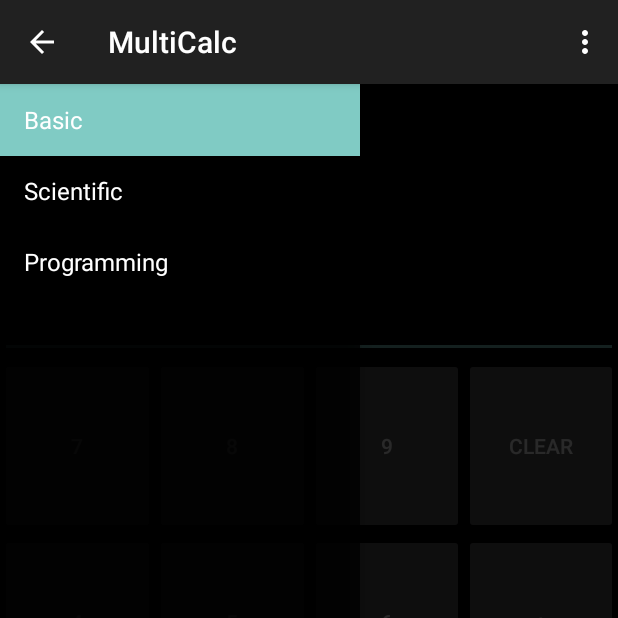
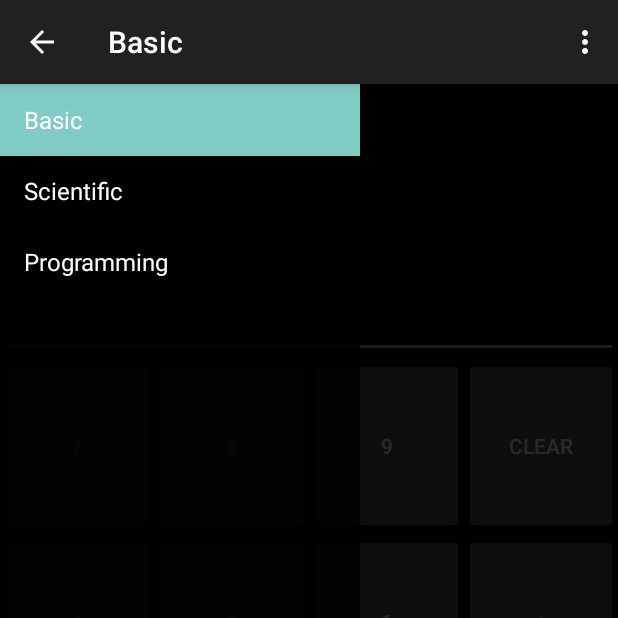
Before and after one commit to LivInTheLookingGlass/MultiCalc, an Android app: the screen it shows after launch (MainActivity), on a phone screen of 412 x 824 dp, the top half of it. Run offline under Robolectric (Android 15) with nearby library versions, the phone set to English and light mode, and no system bars; 2 statements that could not run were skipped.

Commit message:
Title changes on view switch

```diff
--- a/app/src/main/java/io/github/gappleto97/multicalc/MainActivity.java
+++ b/app/src/main/java/io/github/gappleto97/multicalc/MainActivity.java
@@ -39,7 +39,7 @@
 
         mNavigationDrawerFragment = (NavigationDrawerFragment)
                 getSupportFragmentManager().findFragmentById(R.id.navigation_drawer);
-        mTitle = getTitle();
+        //mTitle = getTitle();
 
         // Set up the drawer.
         mNavigationDrawerFragment.setUp(
@@ -49,6 +49,7 @@
         showResult = (EditText)findViewById(R.id.result_id);
 
         mBasic = (LinearLayout)findViewById(R.id.background_basic);
+        setTitle(mTitle);
         //mScientific.setVisibility(View.GONE);
         //mProgrammatic.setVisibility(View.GONE);
     }
@@ -83,13 +84,13 @@
                 //mProgrammatic.setVisibility(View.VISIBLE);
                 break;
         }
+        setTitle(mTitle);
     }
 
     public void restoreActionBar() {
         ActionBar actionBar = getSupportActionBar();
         actionBar.setNavigationMode(ActionBar.NAVIGATION_MODE_STANDARD);
         actionBar.setDisplayShowTitleEnabled(true);
-        actionBar.setTitle(mTitle);
     }
 
     /**
--- a/app/src/main/java/io/github/gappleto97/multicalc/NavigationDrawerFragment.java
+++ b/app/src/main/java/io/github/gappleto97/multicalc/NavigationDrawerFragment.java
@@ -263,7 +263,6 @@
         ActionBar actionBar = getActionBar();
         actionBar.setDisplayShowTitleEnabled(true);
         actionBar.setNavigationMode(ActionBar.NAVIGATION_MODE_STANDARD);
-        actionBar.setTitle(R.string.app_name);
     }
 
     private ActionBar getActionBar() {
```
